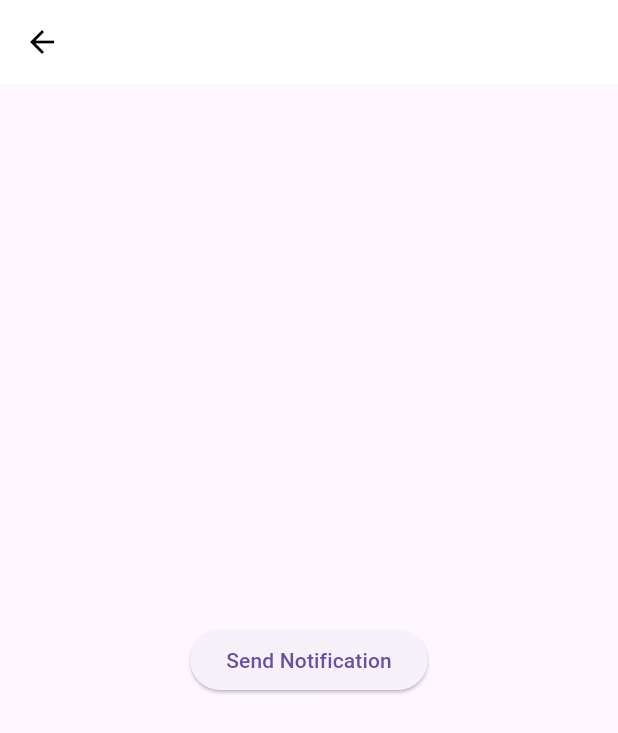
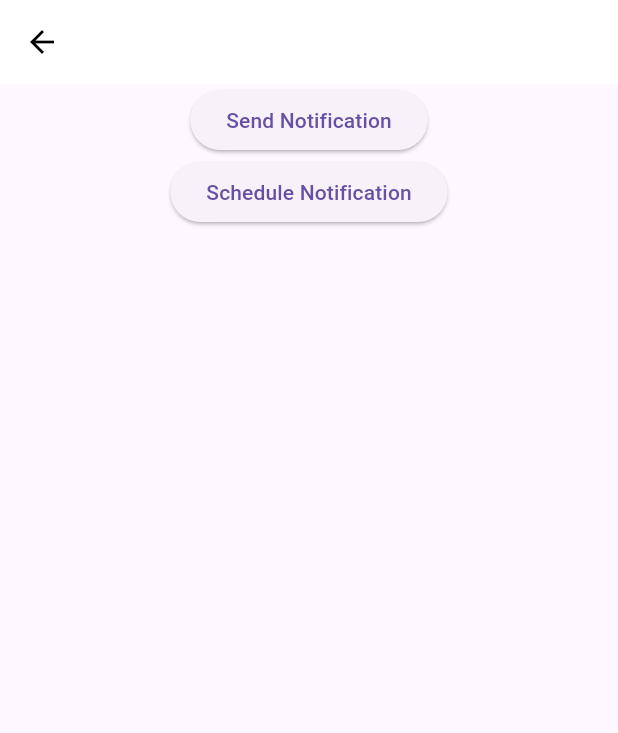
Before and after one commit to zliu46/partners, a Flutter app: the NotificationTestPage screen opened directly, after a tap on "Send Notification", on a phone screen of 412 x 824 dp. Shown: the top 733 px of the screen. Run offline on Flutter 3.47's test engine with Material 3 defaults, Android fonts, the light colour scheme and no system bars; our stand-ins replace cloud_firestore, firebase_auth, firebase_core, flutter_local_notifications, flutter_timezone and 3 more; missing offline and left inert: dart:ffi; accounts and stored records are empty.

Commit message:
Update notification_test_page.dart to test schedule task notification method.

```diff
--- a/lib/pages/notification_test_page.dart
+++ b/lib/pages/notification_test_page.dart
@@ -17,16 +17,33 @@ class NotificationTestPage extends StatelessWidget {
         })
       ),
       body: Center(
-        child: ElevatedButton(
-            onPressed: () async {
-              await NotiService().initNotification();
-              NotiService().showNotification (
-            title: "Title",
-            body : "Body",
-          );
-        },
-            child: const Text('Send Notification'),
-        ),
+        child: Column(
+          children: [
+            ElevatedButton(
+              onPressed: () async {
+                await NotiService().showNotification(
+                  id: 0,
+                  title: "Test Notification",
+                  body: "This is a test notification.",
+                );
+              },
+              child: Text("Send Notification"),
+            ),
+
+            ElevatedButton(
+              onPressed: () async {
+                await NotiService().scheduleTaskNotification(
+                  id: 1,
+                  title: "hahahahaha",
+                  body: "This is a test scheduled notification.",
+                  hour : 6,
+                  minute: 46,
+                );
+              },
+              child: Text("Schedule Notification"),
+            ),
+          ],
+        )
       ),
     );
   }
```
